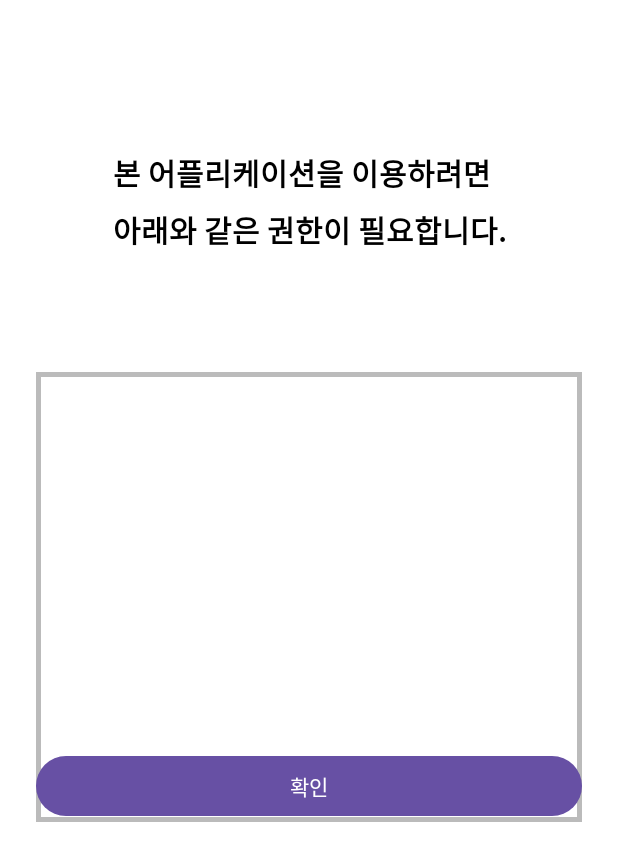
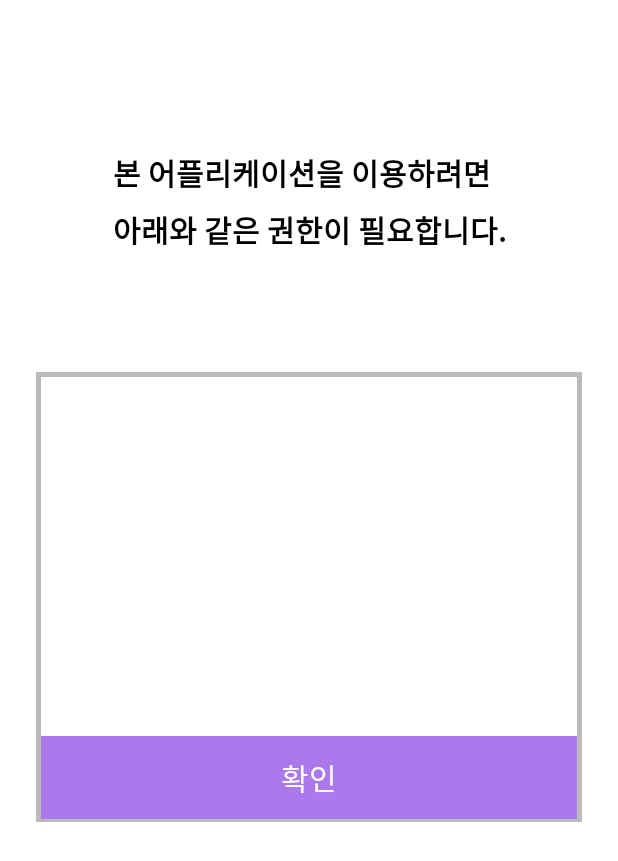
Before and after one commit to dkdndkemf/Seatis, an Android app: the layout auth.xml on its own in the app's theme, with its tools: preview values and no code run, on a phone screen of 412 x 824 dp. Shown: the top 861 px of the screen. Run offline under Robolectric (Android 15) with nearby library versions, the phone set to English and light mode, and no system bars.

Commit message:
폰트 진짜 가져옴

```diff
--- /dev/null
+++ b/app/src/main/res/drawable/btn_squre.xml
@@ -0,0 +1,5 @@
+<?xml version="1.0" encoding="utf-8"?>
+<shape xmlns:android="http://schemas.android.com/apk/res/android"
+    android:shape="rectangle" >
+
+</shape>
--- a/app/src/main/res/layout/auth.xml
+++ b/app/src/main/res/layout/auth.xml
@@ -32,14 +32,23 @@
         android:layout_marginRight="24dp"
         android:background="@drawable/view_stroke"
         >
-        <Button
+        <androidx.appcompat.widget.AppCompatButton
             android:id="@+id/auth_btn"
             android:layout_width="match_parent"
-            android:layout_height="wrap_content"
+            android:layout_height="55dp"
             app:layout_constraintLeft_toLeftOf="@+id/auth_layout"
             app:layout_constraintRight_toRightOf="@+id/auth_layout"
+            android:layout_marginLeft="3dp"
+            android:layout_marginRight="3dp"
+            android:layout_marginBottom="2dp"
             app:layout_constraintBottom_toBottomOf="@+id/auth_layout"
             android:text="확인"
+            android:textSize="20sp"
+            android:textColor="@color/white"
+            android:fontFamily="@font/nanumgothic_bold"
+            android:backgroundTint="@color/purple"
+            android:background="@drawable/btn_squre"
+
             />
     </androidx.constraintlayout.widget.ConstraintLayout>
 
```
Also changed, not shown: app/src/main/res/layout/activity_main.xml (+29 -9 lines).
